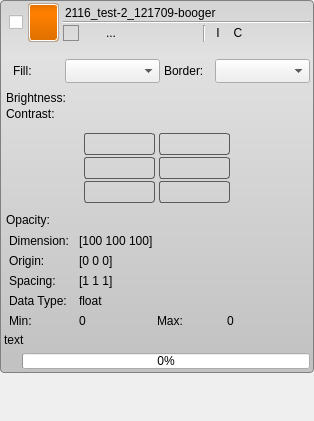
Qt form src/Interface/AppInterface/LayerWidget.ui (SCIInstitute/Seg3D) before a commit.
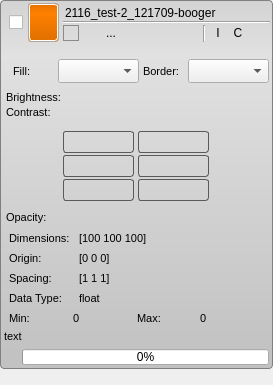
The same form after that commit. Icons and pictures are not drawn.

Commit message: Fixed some errors and warnings. Updated the LayerWidget.ui to use the new icons.

```diff
--- a/src/Interface/AppInterface/LayerWidget.ui
+++ b/src/Interface/AppInterface/LayerWidget.ui
@@ -6,8 +6,8 @@
    <rect>
     <x>0</x>
     <y>0</y>
-    <width>314</width>
-    <height>421</height>
+    <width>273</width>
+    <height>385</height>
    </rect>
   </property>
   <property name="mouseTracking">
@@ -825,6 +825,11 @@
                 <height>30</height>
                </size>
               </property>
+              <property name="font">
+               <font>
+                <pointsize>8</pointsize>
+               </font>
+              </property>
               <property name="text">
                <string>Fill:</string>
               </property>
@@ -854,6 +859,11 @@
                 <height>30</height>
                </size>
               </property>
+              <property name="font">
+               <font>
+                <pointsize>8</pointsize>
+               </font>
+              </property>
               <property name="text">
                <string>Border:</string>
               </property>
@@ -898,6 +908,11 @@
                    <verstretch>0</verstretch>
                   </sizepolicy>
                  </property>
+                 <property name="font">
+                  <font>
+                   <pointsize>8</pointsize>
+                  </font>
+                 </property>
                  <property name="text">
                   <string>Brightness:</string>
                  </property>
@@ -935,6 +950,11 @@
                    <height>16777215</height>
                   </size>
                  </property>
+                 <property name="font">
+                  <font>
+                   <pointsize>8</pointsize>
+                  </font>
+                 </property>
                  <property name="text">
                   <string>Contrast:</string>
                  </property>
@@ -1146,6 +1166,11 @@
             </property>
             <item>
              <widget class="QLabel" name="opacity_label_">
+              <property name="font">
+               <font>
+                <pointsize>8</pointsize>
+               </font>
+              </property>
               <property name="text">
                <string>Opacity:</string>
               </property>
@@ -1191,13 +1216,23 @@
                <height>20</height>
               </size>
              </property>
+             <property name="font">
+              <font>
+               <pointsize>8</pointsize>
+              </font>
+             </property>
              <property name="text">
-              <string>Dimension:</string>
+              <string>Dimensions:</string>
              </property>
             </widget>
            </item>
            <item>
             <widget class="QLabel" name="dimensions_">
+             <property name="font">
+              <font>
+               <pointsize>8</pointsize>
+              </font>
+             </property>
              <property name="text">
               <string>[100 100 100]</string>
              </property>
@@ -1221,6 +1256,11 @@
                <height>20</height>
               </size>
              </property>
+             <property name="font">
+              <font>
+               <pointsize>8</pointsize>
+              </font>
+             </property>
              <property name="text">
               <string>Origin:</string>
              </property>
@@ -1228,6 +1268,11 @@
            </item>
            <item>
             <widget class="QLabel" name="origin_label_">
+             <property name="font">
+              <font>
+               <pointsize>8</pointsize>
+              </font>
+             </property>
              <property name="text">
               <string>[0 0 0]</string>
              </property>
@@ -1251,6 +1296,11 @@
                <height>20</height>
               </size>
              </property>
+             <property name="font">
+              <font>
+               <pointsize>8</pointsize>
+              </font>
+             </property>
              <property name="text">
               <string>Spacing:</string>
              </property>
@@ -1258,6 +1308,11 @@
            </item>
            <item>
             <widget class="QLabel" name="spacing_label_">
+             <property name="font">
+              <font>
+               <pointsize>8</pointsize>
+              </font>
+             </property>
              <property name="text">
               <string>[1 1 1]</string>
              </property>
@@ -1290,6 +1345,11 @@
                   <height>20</height>
                  </size>
                 </property>
+                <property name="font">
+                 <font>
+                  <pointsize>8</pointsize>
+                 </font>
+                </property>
                 <property name="text">
                  <string>Data Type:</string>
                 </property>
@@ -1297,6 +1357,11 @@
               </item>
               <item>
                <widget class="QLabel" name="datatype_label_">
+                <property name="font">
+                 <font>
+                  <pointsize>8</pointsize>
+                 </font>
+                </property>
                 <property name="text">
                  <string>float</string>
                 </property>
@@ -1320,6 +1385,11 @@
                   <height>20</height>
                  </size>
                 </property>
+                <property name="font">
+                 <font>
+                  <pointsize>8</pointsize>
+                 </font>
+                </property>
                 <property name="text">
                  <string>Min:</string>
                 </property>
@@ -1327,6 +1397,11 @@
               </item>
               <item>
                <widget class="QLabel" name="min_label_">
+                <property name="font">
+                 <font>
+                  <pointsize>8</pointsize>
+                 </font>
+                </property>
                 <property name="text">
                  <string>0</string>
                 </property>
@@ -1346,6 +1421,11 @@
                   <height>20</height>
                  </size>
                 </property>
+                <property name="font">
+                 <font>
+                  <pointsize>8</pointsize>
+                 </font>
+                </property>
                 <property name="text">
                  <string>Max:</string>
                 </property>
@@ -1353,6 +1433,11 @@
               </item>
               <item>
                <widget class="QLabel" name="max_label_">
+                <property name="font">
+                 <font>
+                  <pointsize>8</pointsize>
+                 </font>
+                </property>
                 <property name="text">
                  <string>0</string>
                 </property>
@@ -1386,6 +1471,11 @@
          </property>
          <item>
           <widget class="QLabel" name="abort_text_">
+           <property name="font">
+            <font>
+             <pointsize>8</pointsize>
+            </font>
+           </property>
            <property name="text">
             <string>text</string>
            </property>
```
The commit also changes 3 other files.
